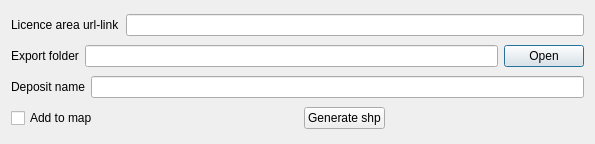
Qt form LicAreaScraper_dialog_base.ui (MikkoArtik/LicAreaScraper) before a commit.
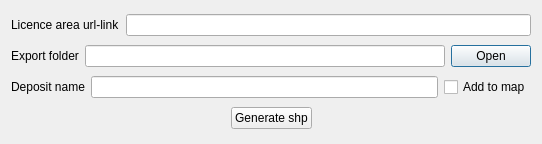
The same form after that commit.

The edit to the form file:
```diff
--- a/LicAreaScraper_dialog_base.ui
+++ b/LicAreaScraper_dialog_base.ui
@@ -6,7 +6,7 @@
    <rect>
     <x>0</x>
     <y>0</y>
-    <width>595</width>
+    <width>542</width>
     <height>144</height>
    </rect>
   </property>
@@ -65,10 +65,6 @@
      <item>
       <widget class="QLineEdit" name="eDepositName"/>
      </item>
-    </layout>
-   </item>
-   <item>
-    <layout class="QHBoxLayout" name="horizontalLayout_3">
      <item>
       <widget class="QCheckBox" name="cbIsAddToMap">
        <property name="text">
@@ -76,6 +72,10 @@
        </property>
       </widget>
      </item>
+    </layout>
+   </item>
+   <item>
+    <layout class="QHBoxLayout" name="horizontalLayout_3">
      <item>
       <spacer name="horizontalSpacer">
        <property name="orientation">
```
